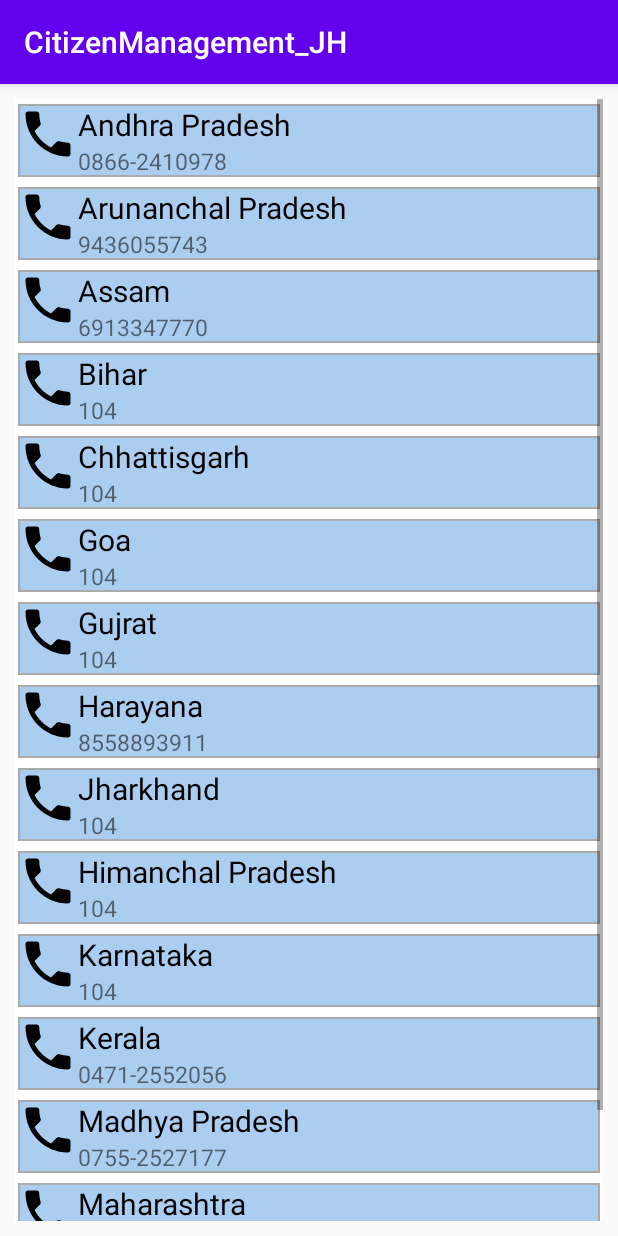
After one commit to anandshivam44/CitizenManagement_JH, an Android app: the Telephone screen opened directly, with no data from a screen before it, on a phone screen of 412 x 824 dp. The commit adds this screen. Run offline under Robolectric (Android 15) with nearby library versions, the phone set to English and light mode, and no system bars.

Commit message:
ADDED TELEPHONE DIR

```diff
--- a/app/src/main/AndroidManifest.xml
+++ b/app/src/main/AndroidManifest.xml
@@ -19,6 +19,7 @@
         <activity android:name=".MainActivity">
 
         </activity>
+        <activity android:name=".Telephone"></activity>
     </application>
 
 </manifest>
--- a/app/src/main/java/com/example/citizenmanagement_jh/DrawerActivity.java
+++ b/app/src/main/java/com/example/citizenmanagement_jh/DrawerActivity.java
@@ -53,12 +53,15 @@ public class DrawerActivity extends AppCompatActivity implements NavigationView.
         switch(id)
         {
             case R.id.nav_account:
+
                 Toast.makeText(DrawerActivity.this,"account",Toast.LENGTH_SHORT).show();
 
                 break;
 
             case R.id.nav_setting:
                 Toast.makeText(DrawerActivity.this, "setting", Toast.LENGTH_SHORT).show();
+                startActivity(new Intent(DrawerActivity.this,Telephone.class));
+
 
                 break;
 
--- /dev/null
+++ b/app/src/main/java/com/example/citizenmanagement_jh/Example_item.java
@@ -0,0 +1,29 @@
+package com.example.citizenmanagement_jh;
+
+public class Example_item {
+    private  int mImageResource;
+    private String mText1;     // for name of authority
+    private String mText2;     // for number of authority in string.
+
+    public Example_item(int imageResource, String text1, String text2){
+        mImageResource = imageResource;
+        mText1 =text1;
+        mText2 = text2;
+
+
+
+    }
+    public int GetImageResource(){
+        return mImageResource;
+
+    }
+    public String getmText1(){
+        return mText1;
+
+    }
+
+    public String getmText2(){
+
+        return mText2;
+    }
+}
--- /dev/null
+++ b/app/src/main/java/com/example/citizenmanagement_jh/Exampleadapter.java
@@ -0,0 +1,84 @@
+package com.example.citizenmanagement_jh;
+
+
+import android.view.LayoutInflater;
+import android.view.View;
+import android.view.ViewGroup;
+import android.widget.ImageView;
+import android.widget.TextView;
+
+import androidx.annotation.NonNull;
+import androidx.recyclerview.widget.RecyclerView;
+
+import java.util.ArrayList;
+
+public class Exampleadapter extends RecyclerView.Adapter<Exampleadapter.ExampleViewHolder> {
+    private ArrayList<Example_item> mexampleList;
+    private onNoteListener monNoteListener;
+
+    public  class ExampleViewHolder extends RecyclerView.ViewHolder implements View.OnClickListener {
+
+        public ImageView mImageView;
+        public TextView mtextView1;
+        public TextView mtextView2;
+        onNoteListener onNoteListener;
+
+
+        public ExampleViewHolder(@NonNull View itemView, onNoteListener onNoteListener) {
+            super(itemView);
+            mImageView = itemView.findViewById(R.id.imageview);
+            mtextView1 = itemView.findViewById(R.id.textview1);
+            mtextView2 = itemView.findViewById(R.id.textview2);
+            this.onNoteListener = onNoteListener;
+
+            itemView.setOnClickListener(this);
+
+        }
+
+        @Override
+        public void onClick(View view) {
+            onNoteListener.onNoteListenre(getAdapterPosition());
+
+        }
+    }
+    public Exampleadapter(ArrayList<Example_item> exampleList, onNoteListener onNoteListener){
+        mexampleList = exampleList;
+
+
+
+
+        this.monNoteListener = onNoteListener;
+
+    }
+
+    @NonNull
+    @Override
+    public ExampleViewHolder onCreateViewHolder(@NonNull ViewGroup parent, int viewType) {
+        View v = LayoutInflater.from(parent.getContext()).inflate(R.layout.example_item,parent,false);
+        ExampleViewHolder evh = new ExampleViewHolder(v , monNoteListener);
+        return evh;
+    }
+
+    @Override
+    public void onBindViewHolder(@NonNull ExampleViewHolder holder, int position) {
+
+        Example_item currentitem = mexampleList.get(position);
+        holder.mImageView.setImageResource(currentitem.GetImageResource());
+        holder.mtextView1.setText(currentitem.getmText1());
+        holder.mtextView2.setText(currentitem.getmText2());
+        //holder.itemView.setOnClickListener();
+
+
+
+    }
+
+    @Override
+    public int getItemCount() {
+        return mexampleList.size();
+    }
+
+    //Inter face containing method......
+    public interface onNoteListener{
+        void onNoteListenre(int position);
+    }
+}
--- /dev/null
+++ b/app/src/main/java/com/example/citizenmanagement_jh/Telephone.java
@@ -0,0 +1,65 @@
+package com.example.citizenmanagement_jh;
+
+import android.content.Intent;
+import android.net.Uri;
+import android.os.Bundle;
+import android.view.View;
+
+import androidx.appcompat.app.AppCompatActivity;
+import androidx.recyclerview.widget.LinearLayoutManager;
+import androidx.recyclerview.widget.RecyclerView;
+
+import java.util.ArrayList;
+
+public class Telephone extends AppCompatActivity implements Exampleadapter.onNoteListener {
+
+    ArrayList<Example_item> exampleList;
+
+    private RecyclerView mRecyclerview;
+    private RecyclerView.Adapter madapter;
+    private RecyclerView.LayoutManager mlayoutmanager;
+
+    @Override
+    protected void onCreate(Bundle savedInstanceState) {
+        super.onCreate(savedInstanceState);
+        setContentView(R.layout.activity_telephone);
+
+        exampleList = new ArrayList<>();
+        exampleList.add(new Example_item(R.drawable.ic_call_black_phone,"Andhra Pradesh","0866-2410978"));
+        exampleList.add(new Example_item(R.drawable.ic_call_black_phone,"Arunanchal Pradesh","9436055743"));
+        exampleList.add(new Example_item(R.drawable.ic_call_black_phone,"Assam","6913347770"));
+        exampleList.add(new Example_item(R.drawable.ic_call_black_phone,"Bihar","104"));
+        exampleList.add(new Example_item(R.drawable.ic_call_black_phone,"Chhattisgarh","104"));
+        exampleList.add(new Example_item(R.drawable.ic_call_black_phone,"Goa","104"));
+        exampleList.add(new Example_item(R.drawable.ic_call_black_phone,"Gujrat","104"));
+        exampleList.add(new Example_item(R.drawable.ic_call_black_phone,"Harayana","8558893911"));
+        exampleList.add(new Example_item(R.drawable.ic_call_black_phone,"Jharkhand","104"));
+        exampleList.add(new Example_item(R.drawable.ic_call_black_phone,"Himanchal Pradesh","104"));
+        exampleList.add(new Example_item(R.drawable.ic_call_black_phone,"Karnataka","104"));
+        exampleList.add(new Example_item(R.drawable.ic_call_black_phone,"Kerala","0471-2552056"));
+        exampleList.add(new Example_item(R.drawable.ic_call_black_phone,"Madhya Pradesh","0755-2527177"));
+        exampleList.add(new Example_item(R.drawable.ic_call_black_phone,"Maharashtra","020-26127394"));
+        exampleList.add(new Example_item(R.drawable.ic_call_black_phone,"Manipur","3852411668"));
+        mRecyclerview = findViewById(R.id.recyl);
+        mRecyclerview.setHasFixedSize(true);
+
+        mlayoutmanager = new LinearLayoutManager(this);
+        madapter = new Exampleadapter(exampleList,this);
+        mRecyclerview.setLayoutManager(mlayoutmanager);
+        mRecyclerview.setAdapter(madapter);
+    }
+    public void helo(View v){
+
+    }
+
+    @Override
+    public void onNoteListenre(int position) {
+        exampleList.get(position);
+        Example_item listitemok = exampleList.get(position);
+        String phoneno =listitemok.getmText2();
+        //Toast.makeText(getApplicationContext(),phoneno,Toast.LENGTH_LONG).show();
+        Uri u = Uri.parse("tel:"+phoneno);
+        Intent i = new Intent(Intent.ACTION_DIAL, u);
+        startActivity(i);
+    }
+}
--- /dev/null
+++ b/app/src/main/res/drawable-v24/edittext_background.xml
@@ -0,0 +1,10 @@
+<shape xmlns:android="http://schemas.android.com/apk/res/android">
+
+    <corners android:radius="0dp"/>
+    <stroke android:width="1dp" android:color="@android:color/darker_gray"
+
+        />
+    <solid
+        android:color="#abcdef"
+        ></solid>
+</shape>
--- /dev/null
+++ b/app/src/main/res/drawable-v24/ic_call_black_phone.xml
@@ -0,0 +1,9 @@
+<vector xmlns:android="http://schemas.android.com/apk/res/android"
+        android:width="24dp"
+        android:height="24dp"
+        android:viewportWidth="24.0"
+        android:viewportHeight="24.0">
+    <path
+        android:fillColor="#FF000000"
+        android:pathData="M6.62,10.79c1.44,2.83 3.76,5.14 6.59,6.59l2.2,-2.2c0.27,-0.27 0.67,-0.36 1.02,-0.24 1.12,0.37 2.33,0.57 3.57,0.57 0.55,0 1,0.45 1,1V20c0,0.55 -0.45,1 -1,1 -9.39,0 -17,-7.61 -17,-17 0,-0.55 0.45,-1 1,-1h3.5c0.55,0 1,0.45 1,1 0,1.25 0.2,2.45 0.57,3.57 0.11,0.35 0.03,0.74 -0.25,1.02l-2.2,2.2z"/>
+</vector>
--- /dev/null
+++ b/app/src/main/res/layout/activity_telephone.xml
@@ -0,0 +1,21 @@
+<?xml version="1.0" encoding="utf-8"?>
+<RelativeLayout xmlns:android="http://schemas.android.com/apk/res/android"
+    xmlns:app="http://schemas.android.com/apk/res-auto"
+    xmlns:tools="http://schemas.android.com/tools"
+    android:layout_width="match_parent"
+    android:layout_height="match_parent"
+    tools:context=".Telephone"
+    tools:layout_editor_absoluteY="8dp">
+
+    <!-- Text view for result view-->
+    <androidx.recyclerview.widget.RecyclerView
+        android:layout_width="match_parent"
+        android:layout_height="match_parent"
+        android:paddingHorizontal="13dp"
+        android:id="@+id/recyl"
+        android:scrollbars="vertical"
+        android:clipToPadding="false"
+        android:layout_margin="10dp"
+        android:padding="0dp"
+        android:background="#ffffff" />
+</RelativeLayout>
--- /dev/null
+++ b/app/src/main/res/layout/example_item.xml
@@ -0,0 +1,51 @@
+<?xml version="1.0" encoding="utf-8"?>
+<androidx.cardview.widget.CardView xmlns:android="http://schemas.android.com/apk/res/android"
+    android:layout_width="match_parent"
+    android:layout_height="wrap_content"
+    xmlns:app="http://schemas.android.com/apk/res-auto"
+    app:cardCornerRadius="0dp"
+    app:cardElevation="0dp"
+    app:cardUseCompatPadding="true"
+    app:cardPreventCornerOverlap="false"
+    android:layout_margin="0dp"
+
+
+    >
+
+    <RelativeLayout
+        android:layout_width="match_parent"
+        android:layout_height="match_parent"
+        android:layout_margin="0dp"
+        android:background="@drawable/edittext_background"
+        >
+
+        <ImageView
+            android:id="@+id/imageview"
+            android:layout_width="40dp"
+            android:layout_height="40dp"
+            android:layout_alignParentTop="true"
+
+            ></ImageView>
+
+        <TextView
+            android:id="@+id/textview1"
+            android:layout_width="wrap_content"
+            android:layout_height="wrap_content"
+            android:layout_alignParentTop="true"
+            android:layout_toEndOf="@id/imageview"
+            android:text="Line1"
+            android:textColor="@android:color/black"
+            android:textSize="20dp"></TextView>
+
+        <TextView
+            android:id="@+id/textview2"
+            android:layout_width="wrap_content"
+            android:layout_height="wrap_content"
+            android:layout_below="@+id/textview1"
+            android:layout_toEndOf="@id/imageview"
+            android:text="Line2"
+            android:textSize="15dp"></TextView>
+
+    </RelativeLayout>
+
+</androidx.cardview.widget.CardView>
--- a/app/src/main/res/menu/navigation_menu.xml
+++ b/app/src/main/res/menu/navigation_menu.xml
@@ -3,15 +3,15 @@
 <menu xmlns:android="http://schemas.android.com/apk/res/android">
 
     <item android:id="@+id/nav_account"
-        android:title="My Account"
+        android:title="Dashboard"
 
         />
     <item android:id="@+id/nav_setting"
-        android:title="setting"
+        android:title="Telephone Directory"
 
         />
     <item android:id="@+id/nav_logout"
-        android:title="logout"
+        android:title="Check Symptoms"
         />
 
 
```
